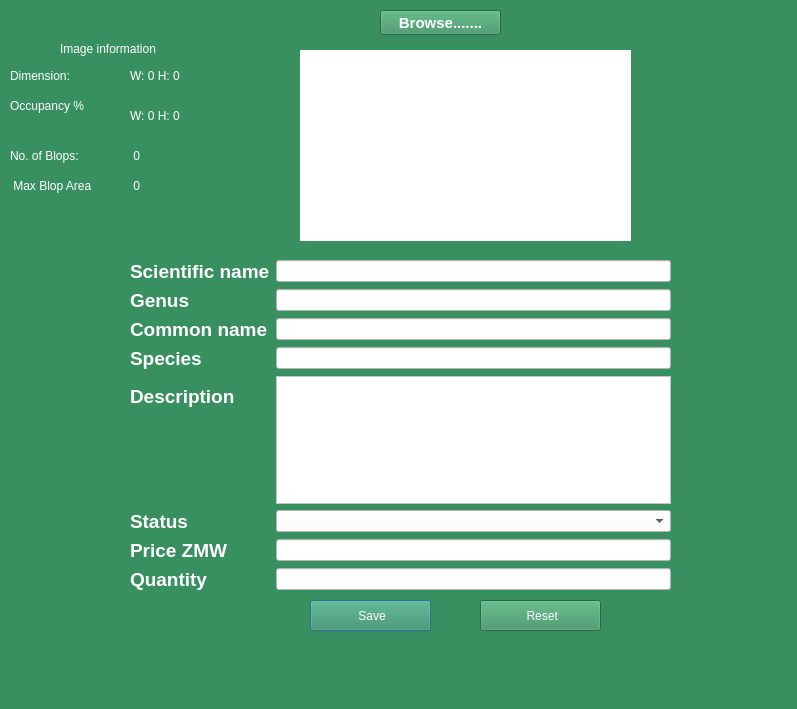
Old version of the form addplant.ui in the repository Rabsoninnora/RoseGardenPlantCareSystem.
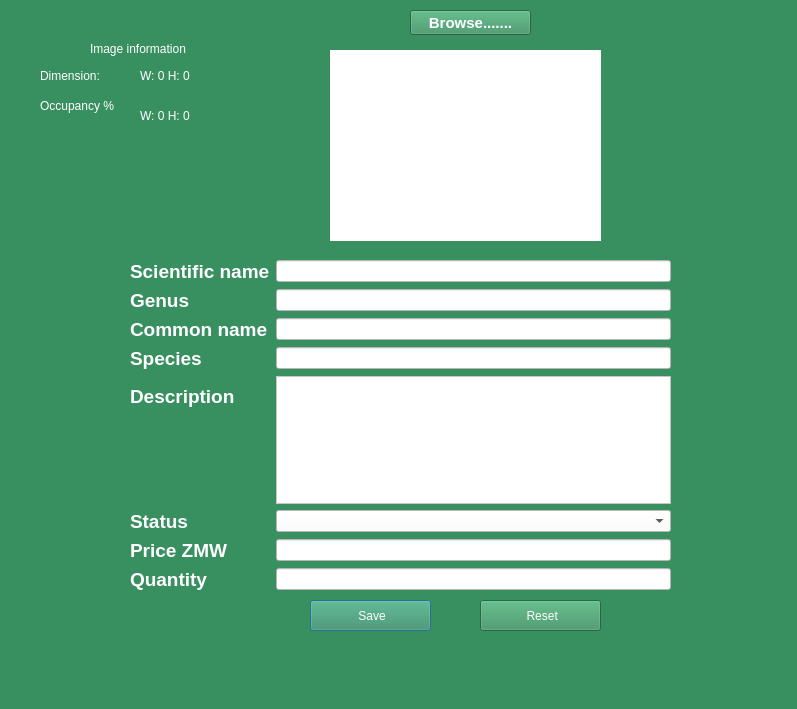
New version of the form.

What changed in the file:
```diff
--- a/addplant.ui
+++ b/addplant.ui
@@ -253,7 +253,7 @@
   <widget class="QPushButton" name="btnBrowse">
    <property name="geometry">
     <rect>
-     <x>380</x>
+     <x>410</x>
      <y>10</y>
      <width>121</width>
      <height>25</height>
@@ -275,9 +275,9 @@
   <widget class="QLabel" name="load_image">
    <property name="geometry">
     <rect>
-     <x>300</x>
+     <x>330</x>
      <y>50</y>
-     <width>331</width>
+     <width>271</width>
      <height>191</height>
     </rect>
    </property>
@@ -291,7 +291,7 @@
   <widget class="QLabel" name="image_information">
    <property name="geometry">
     <rect>
-     <x>60</x>
+     <x>90</x>
      <y>40</y>
      <width>151</width>
      <height>17</height>
@@ -307,7 +307,7 @@
   <widget class="QLabel" name="Dimesion_label">
    <property name="geometry">
     <rect>
-     <x>10</x>
+     <x>40</x>
      <y>60</y>
      <width>81</width>
      <height>31</height>
@@ -323,7 +323,7 @@
   <widget class="QLabel" name="dms">
    <property name="geometry">
     <rect>
-     <x>130</x>
+     <x>140</x>
      <y>60</y>
      <width>111</width>
      <height>31</height>
@@ -339,7 +339,7 @@
   <widget class="QLabel" name="percentDarkLable">
    <property name="geometry">
     <rect>
-     <x>10</x>
+     <x>40</x>
      <y>90</y>
      <width>101</width>
      <height>31</height>
@@ -355,7 +355,7 @@
   <widget class="QLabel" name="pDark">
    <property name="geometry">
     <rect>
-     <x>130</x>
+     <x>140</x>
      <y>100</y>
      <width>101</width>
      <height>31</height>
@@ -368,70 +368,6 @@
     <string>W: 0 H: 0</string>
    </property>
   </widget>
-  <widget class="QLabel" name="numBlopsLable">
-   <property name="geometry">
-    <rect>
-     <x>10</x>
-     <y>140</y>
-     <width>101</width>
-     <height>31</height>
-    </rect>
-   </property>
-   <property name="styleSheet">
-    <string notr="true">color: rgb(255, 255, 255);</string>
-   </property>
-   <property name="text">
-    <string>No. of Blops:</string>
-   </property>
-  </widget>
-  <widget class="QLabel" name="nBlops">
-   <property name="geometry">
-    <rect>
-     <x>130</x>
-     <y>140</y>
-     <width>41</width>
-     <height>31</height>
-    </rect>
-   </property>
-   <property name="styleSheet">
-    <string notr="true">color: rgb(255, 255, 255);</string>
-   </property>
-   <property name="text">
-    <string> 0</string>
-   </property>
-  </widget>
-  <widget class="QLabel" name="maxBlopAreaLable">
-   <property name="geometry">
-    <rect>
-     <x>10</x>
-     <y>170</y>
-     <width>101</width>
-     <height>31</height>
-    </rect>
-   </property>
-   <property name="styleSheet">
-    <string notr="true">color: rgb(255, 255, 255);</string>
-   </property>
-   <property name="text">
-    <string> Max Blop Area</string>
-   </property>
-  </widget>
-  <widget class="QLabel" name="mBarea">
-   <property name="geometry">
-    <rect>
-     <x>130</x>
-     <y>170</y>
-     <width>41</width>
-     <height>31</height>
-    </rect>
-   </property>
-   <property name="styleSheet">
-    <string notr="true">color: rgb(255, 255, 255);</string>
-   </property>
-   <property name="text">
-    <string> 0</string>
-   </property>
-  </widget>
  </widget>
  <resources/>
  <connections/>
```
